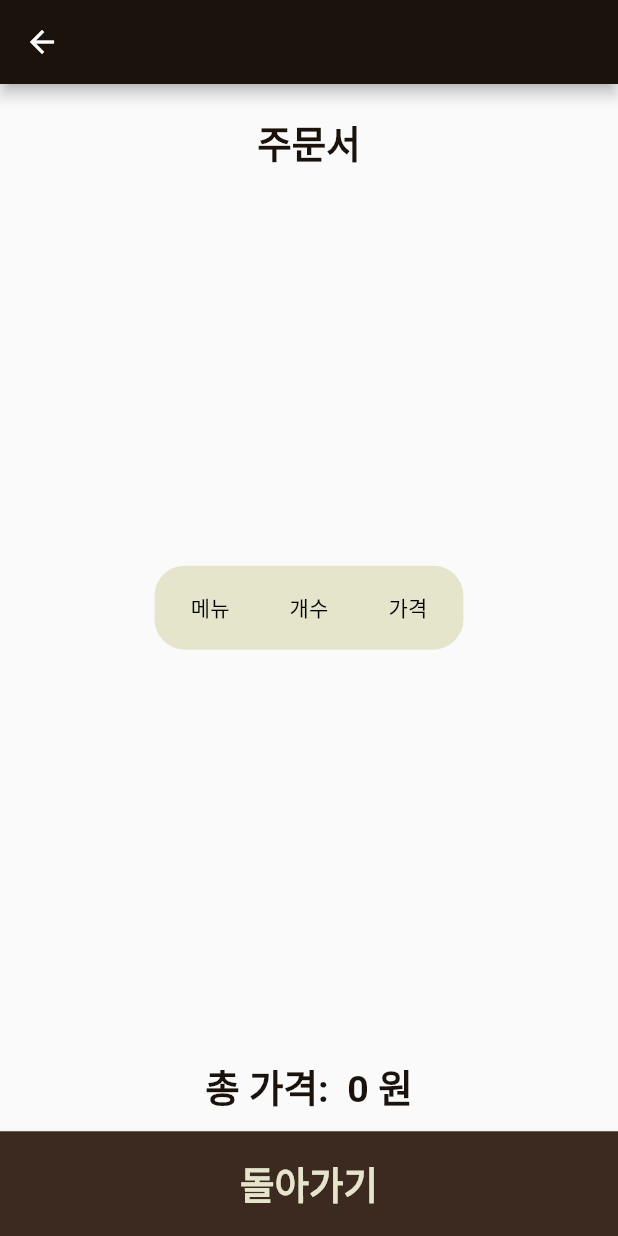
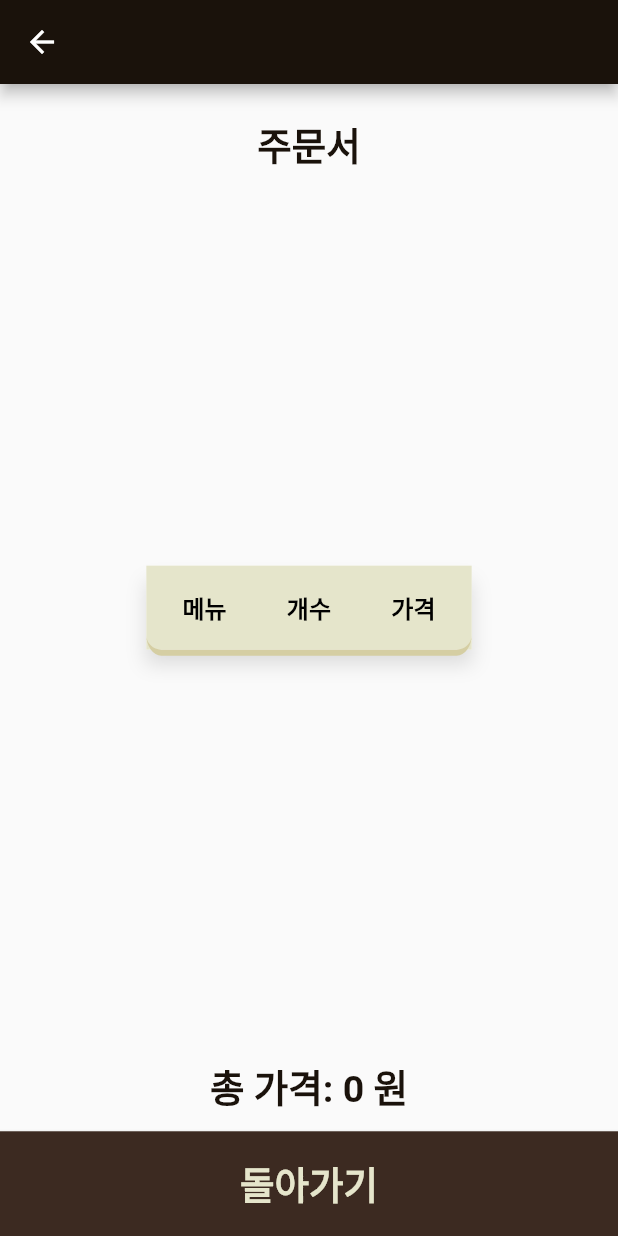
Before and after one commit to GDSC-CAU/Blinder, a Flutter app: the FoodReceiptScreen screen opened by its route, on a phone screen of 412 x 824 dp. Run offline on Flutter 3.47's test engine with Material 2 defaults, Android fonts, the light colour scheme and no system bars; our stand-ins replace camera, flutter_tts.

Commit message:
design: update receipt design

```diff
--- a/app/lib/screens/food_receipt_screen.dart
+++ b/app/lib/screens/food_receipt_screen.dart
@@ -21,18 +21,9 @@ class FoodReceiptScreen extends StatelessWidget {
       body: Column(
         mainAxisAlignment: MainAxisAlignment.center,
         children: [
-          Flexible(
-            child: Column(
-              children: const [
-                Padding(
-                  padding: EdgeInsets.symmetric(
-                    vertical: 10,
-                  ),
+          const Flexible(
             child: ScreenTitle(
               title: '주문서',
-                  ),
-                ),
-              ],
             ),
           ),
           Flexible(
@@ -44,25 +35,57 @@ class FoodReceiptScreen extends StatelessWidget {
                   padding: const EdgeInsets.all(8.0),
                   child: DataTable(
                     columnSpacing: 40,
-                    dataRowHeight: 70,
-                    decoration: BoxDecoration(
-                      color: Palette.$brown100,
-                      borderRadius: BorderRadius.circular(20),
+                    dataRowHeight: 60,
+                    headingRowColor: MaterialStateProperty.all(
+                      Palette.$brown100,
+                    ),
+                    dividerThickness: 1,
+                    border: const TableBorder(
+                      bottom: BorderSide(
+                        color: Palette.$brown300,
+                        width: 4,
+                        strokeAlign: BorderSide.strokeAlignOutside,
+                      ),
+                      borderRadius: BorderRadius.all(
+                        Radius.circular(10),
+                      ),
+                    ),
+                    decoration: const BoxDecoration(
+                      color: Palette.$white,
+                      boxShadow: [
+                        BoxShadow(
+                          color: Colors.black12,
+                          blurRadius: 10,
+                          offset: Offset(0, 10),
+                        ),
+                      ],
                     ),
                     columns: const [
                       DataColumn(
                         label: Text(
                           '메뉴',
+                          style: TextStyle(
+                            fontSize: 16,
+                            fontWeight: FontWeight.bold,
+                          ),
                         ),
                       ),
                       DataColumn(
                         label: Text(
                           '개수',
+                          style: TextStyle(
+                            fontSize: 16,
+                            fontWeight: FontWeight.bold,
+                          ),
                         ),
                       ),
                       DataColumn(
                         label: Text(
                           '가격',
+                          style: TextStyle(
+                            fontSize: 16,
+                            fontWeight: FontWeight.bold,
+                          ),
                         ),
                       ),
                     ],
@@ -75,22 +98,21 @@ class FoodReceiptScreen extends StatelessWidget {
           ),
           Flexible(
             child: ScreenTitle(
-              title: '총 가격:  $totalPrice 원',
+              title: '총 가격: $totalPrice 원',
             ),
           ),
           Flexible(
-            child: Align(
-              alignment: Alignment.bottomCenter,
             child: BottomButton(
               text: '돌아가기',
               onPressed: () {
                 context.read<FoodCartProvider>().clearFoodCartItems();
-                  AppRouter.moveAndClear(context,
+                AppRouter.moveAndClear(
+                  context,
                   to: RouterPath.mainVoice,
-                      clearRouterStackUntil: (route) => false);
+                  clearRouterStackUntil: (route) => false,
+                );
               },
               ttsText: '메인 화면으로 돌아갑니다.',
-              ),
             ),
           ),
         ],
```
Lines whose indentation alone changed are shown as unchanged.
